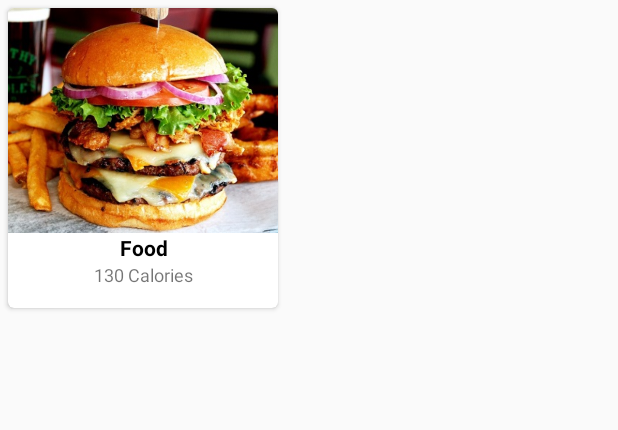
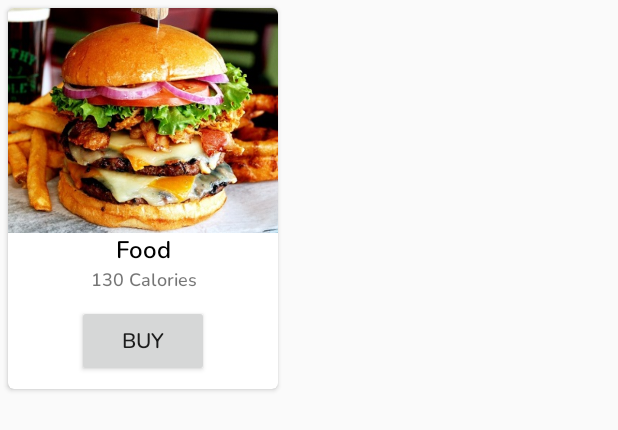
Before and after one commit to theoctober19th/Nutrition-Recommender, an Android app: the layout cardview_food_recommendation.xml on its own in the app's theme, with its tools: preview values and no code run, on a phone screen of 412 x 824 dp. Shown: the top 430 px of the screen. Run offline under Robolectric (Android 15) with nearby library versions, the phone set to English and light mode, and no system bars.

Commit message:
yantra 7.0 submission

```diff
--- /dev/null
+++ b/app/src/main/res/drawable/theme_transparent.xml
@@ -0,0 +1,4 @@
+<?xml version="1.0" encoding="utf-8"?>
+<shape xmlns:android="http://schemas.android.com/apk/res/android" >
+    <solid android:color="#00000000" ></solid>
+</shape>
--- a/app/src/main/res/layout/cardview_food_recommendation.xml
+++ b/app/src/main/res/layout/cardview_food_recommendation.xml
@@ -3,7 +3,7 @@
     xmlns:app="http://schemas.android.com/apk/res-auto"
     android:id="@+id/cardview_food"
     android:layout_width="180dp"
-    android:layout_height="200dp"
+    android:layout_height="wrap_content"
     android:layout_margin="5dp"
     app:cardCornerRadius="4dp">
 
@@ -25,8 +25,9 @@
             android:layout_height="wrap_content"
             android:gravity="center"
             android:text="Food"
+            android:fontFamily="@font/nunito_semibold"
             android:textColor="@android:color/black"
-            android:textSize="14sp"
+            android:textSize="16sp"
             android:textStyle="bold" />
 
         <TextView
@@ -35,6 +36,18 @@
             android:layout_height="wrap_content"
             android:gravity="center"
             android:text="130 Calories"
+            android:fontFamily="@font/nunito_semibold"
             android:textSize="12sp" />
+
+        <Button
+            android:id="@+id/cardview_button"
+            android:layout_width="wrap_content"
+            android:layout_height="wrap_content"
+            android:text="Buy"
+            android:textSize="14sp"
+            android:layout_margin="8dp"
+            android:layout_gravity="center"
+            android:fontFamily="@font/nunito_semibold"
+            />
     </LinearLayout>
 </android.support.v7.widget.CardView>
--- a/app/src/main/res/values/styles.xml
+++ b/app/src/main/res/values/styles.xml
@@ -8,4 +8,9 @@
         <item name="colorAccent">@color/colorAccent</item>
     </style>
 
+    <style name="Theme.Transparent" parent="android:Theme.NoTitleBar">
+        <item name="android:windowIsTranslucent">true</item>
+        <item name="android:windowBackground">@drawable/theme_transparent</item>
+    </style>
+
 </resources>
```
Also changed, not shown: app/src/main/AndroidManifest.xml (+5 -3 lines), app/src/main/java/com/ersathi/nutritionrecommender/FoodDetailActivity.java (added, +13 -0 lines), app/src/main/java/com/ersathi/nutritionrecommender/adapter/FoodAdapter.java (+29 -7 lines), app/src/main/java/com/ersathi/nutritionrecommender/database/DBHelper.java (+32 -3 lines), app/src/main/java/com/ersathi/nutritionrecommender/fragments/FoodFragment.java (+32 -3 lines), app/src/main/res/layout/activity_food_detail.xml (added, +37 -0 lines), app/src/main/res/layout/food_detail.xml (added, +12 -0 lines), app/src/main/res/layout/fragment_foods.xml (+24 -10 lines).
